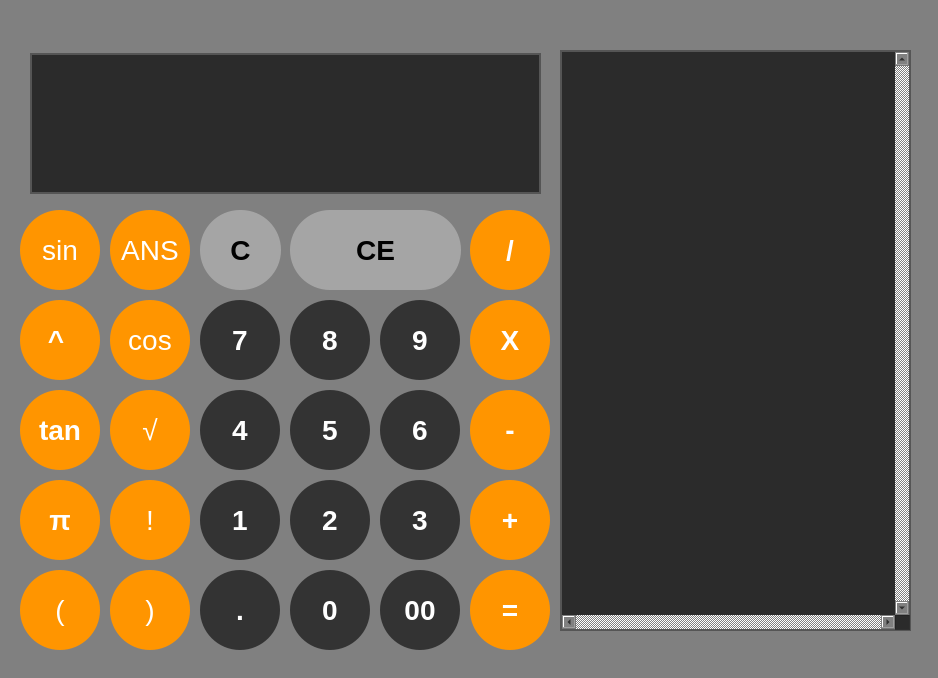
Above: calcInter.ui from dganicolas/CalculadoraPy before the change. Below: the same form after it.
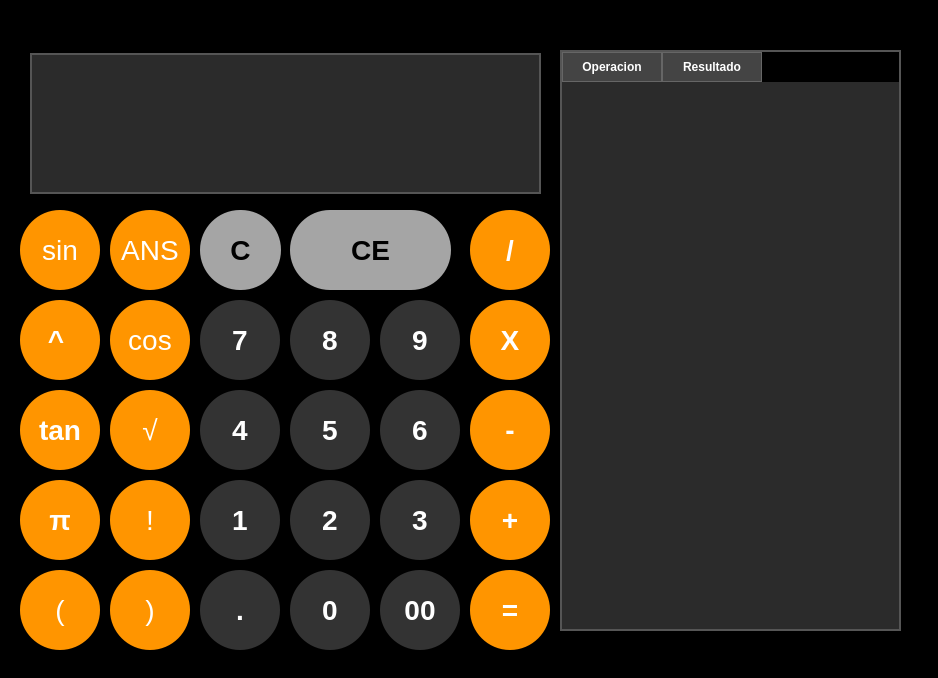
That is the form after the change.

```diff
--- a/calcInter.ui
+++ b/calcInter.ui
@@ -10,6 +10,18 @@
     <height>678</height>
    </rect>
   </property>
+  <property name="minimumSize">
+   <size>
+    <width>938</width>
+    <height>678</height>
+   </size>
+  </property>
+  <property name="maximumSize">
+   <size>
+    <width>938</width>
+    <height>678</height>
+   </size>
+  </property>
   <property name="font">
    <font>
     <pointsize>13</pointsize>
@@ -19,7 +31,7 @@
    <string>MainWindow</string>
   </property>
   <property name="styleSheet">
-   <string notr="true">background-color: gray;</string>
+   <string notr="true">background-color: black;</string>
   </property>
   <widget class="QWidget" name="centralwidget">
    <property name="autoFillBackground">
@@ -70,10 +82,16 @@
      <rect>
       <x>290</x>
       <y>210</y>
-      <width>171</width>
+      <width>161</width>
       <height>80</height>
      </rect>
     </property>
+    <property name="sizePolicy">
+     <sizepolicy hsizetype="Fixed" vsizetype="Minimum">
+      <horstretch>0</horstretch>
+      <verstretch>0</verstretch>
+     </sizepolicy>
+    </property>
     <property name="styleSheet">
      <string notr="true">QPushButton {
     font-family: &quot;Arial&quot;;
@@ -1156,9 +1174,21 @@
      <rect>
       <x>560</x>
       <y>50</y>
+      <width>341</width>
+      <height>581</height>
+     </rect>
+    </property>
+    <property name="sizePolicy">
+     <sizepolicy hsizetype="Ignored" vsizetype="Ignored">
+      <horstretch>0</horstretch>
+      <verstretch>0</verstretch>
+     </sizepolicy>
+    </property>
+    <property name="maximumSize">
+     <size>
       <width>351</width>
       <height>581</height>
-     </rect>
+     </size>
     </property>
     <property name="styleSheet">
      <string notr="true">QTableWidget {
@@ -1205,14 +1235,26 @@
 }
 </string>
     </property>
+    <property name="frameShape">
+     <enum>QFrame::Shape::NoFrame</enum>
+    </property>
+    <property name="frameShadow">
+     <enum>QFrame::Shadow::Raised</enum>
+    </property>
     <property name="verticalScrollBarPolicy">
-     <enum>Qt::ScrollBarPolicy::ScrollBarAlwaysOn</enum>
+     <enum>Qt::ScrollBarPolicy::ScrollBarAsNeeded</enum>
     </property>
     <property name="horizontalScrollBarPolicy">
-     <enum>Qt::ScrollBarPolicy::ScrollBarAlwaysOn</enum>
+     <enum>Qt::ScrollBarPolicy::ScrollBarAsNeeded</enum>
     </property>
     <property name="sizeAdjustPolicy">
-     <enum>QAbstractScrollArea::SizeAdjustPolicy::AdjustToContents</enum>
+     <enum>QAbstractScrollArea::SizeAdjustPolicy::AdjustIgnored</enum>
+    </property>
+    <property name="autoScroll">
+     <bool>true</bool>
+    </property>
+    <property name="autoScrollMargin">
+     <number>16</number>
     </property>
     <property name="dragEnabled">
      <bool>false</bool>
@@ -1220,6 +1262,9 @@
     <property name="verticalScrollMode">
      <enum>QAbstractItemView::ScrollMode::ScrollPerPixel</enum>
     </property>
+    <attribute name="horizontalHeaderVisible">
+     <bool>true</bool>
+    </attribute>
     <attribute name="horizontalHeaderStretchLastSection">
      <bool>false</bool>
     </attribute>
@@ -1232,6 +1277,16 @@
     <attribute name="verticalHeaderStretchLastSection">
      <bool>true</bool>
     </attribute>
+    <column>
+     <property name="text">
+      <string>Operacion</string>
+     </property>
+    </column>
+    <column>
+     <property name="text">
+      <string>Resultado</string>
+     </property>
+    </column>
    </widget>
   </widget>
  </widget>
```
Left out of the diff: 2 changed lines with no effect on the pictures.
